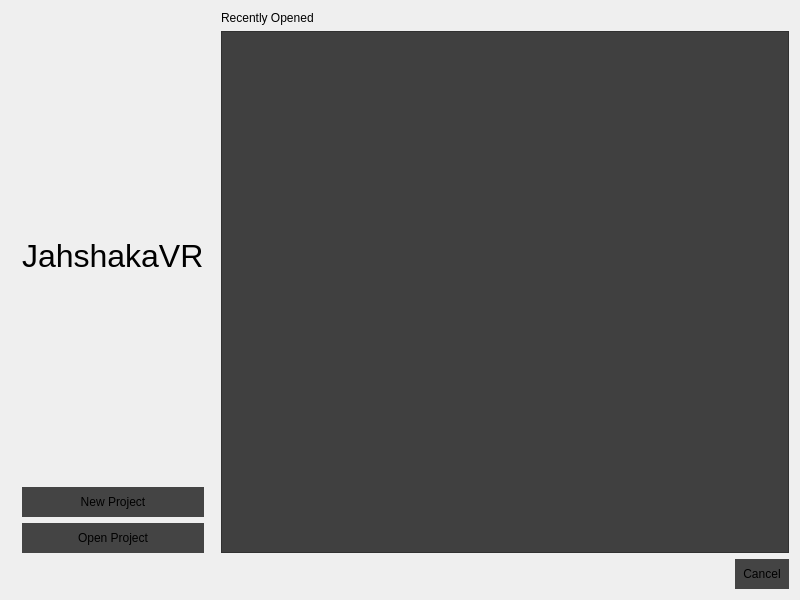
jahshaka/Studio, file src/dialogs/projectdialog.ui: the form before one commit.
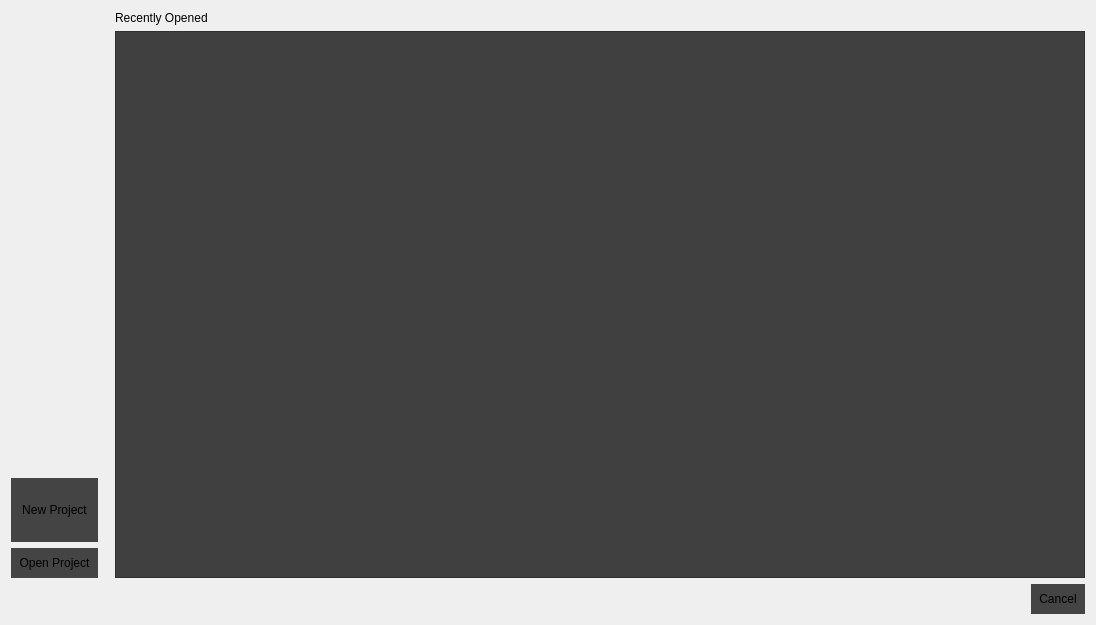
The form after the commit. Icons and pictures are not drawn.

Diff of the .ui file:
```diff
--- a/src/dialogs/projectdialog.ui
+++ b/src/dialogs/projectdialog.ui
@@ -6,15 +6,23 @@
    <rect>
     <x>0</x>
     <y>0</y>
-    <width>800</width>
-    <height>600</height>
+    <width>1096</width>
+    <height>625</height>
    </rect>
   </property>
   <property name="windowTitle">
    <string>Project Screen</string>
   </property>
   <property name="styleSheet">
-   <string notr="true">QPushButton {
+   <string notr="true">QToolTip {
+	color: #DEDEDE;
+    padding: 2px;
+	border: 0;
+    background: black;
+   	opacity: 200;
+}
+
+QPushButton {
 	border: 0;
 	background: #444;
 	padding: 8px;
@@ -40,6 +48,9 @@
 }</string>
   </property>
   <layout class="QGridLayout" name="gridLayout">
+   <property name="leftMargin">
+    <number>0</number>
+   </property>
    <item row="1" column="0">
     <layout class="QVBoxLayout" name="verticalLayout">
      <property name="leftMargin">
@@ -57,12 +68,21 @@
         <string notr="true">font-size: 32px;</string>
        </property>
        <property name="text">
-        <string>JahshakaVR</string>
+        <string/>
+       </property>
+       <property name="pixmap">
+        <pixmap resource="../../images.qrc">:/app/images/sidepanelimage.jpg</pixmap>
        </property>
       </widget>
      </item>
      <item>
       <widget class="QPushButton" name="newProject">
+       <property name="minimumSize">
+        <size>
+         <width>0</width>
+         <height>64</height>
+        </size>
+       </property>
        <property name="text">
         <string>New Project</string>
        </property>
@@ -85,7 +105,17 @@
     </widget>
    </item>
    <item row="1" column="1">
-    <widget class="QListWidget" name="listWidget"/>
+    <widget class="QListWidget" name="listWidget">
+     <property name="styleSheet">
+      <string notr="true">QListWidget {
+	padding-left: 16px;
+	padding-top: 24px;
+}</string>
+     </property>
+     <property name="resizeMode">
+      <enum>QListView::Adjust</enum>
+     </property>
+    </widget>
    </item>
    <item row="2" column="0" colspan="2">
     <widget class="QDialogButtonBox" name="buttonBox">
```
Left out of the diff: 4 changed lines with no effect on the pictures.
